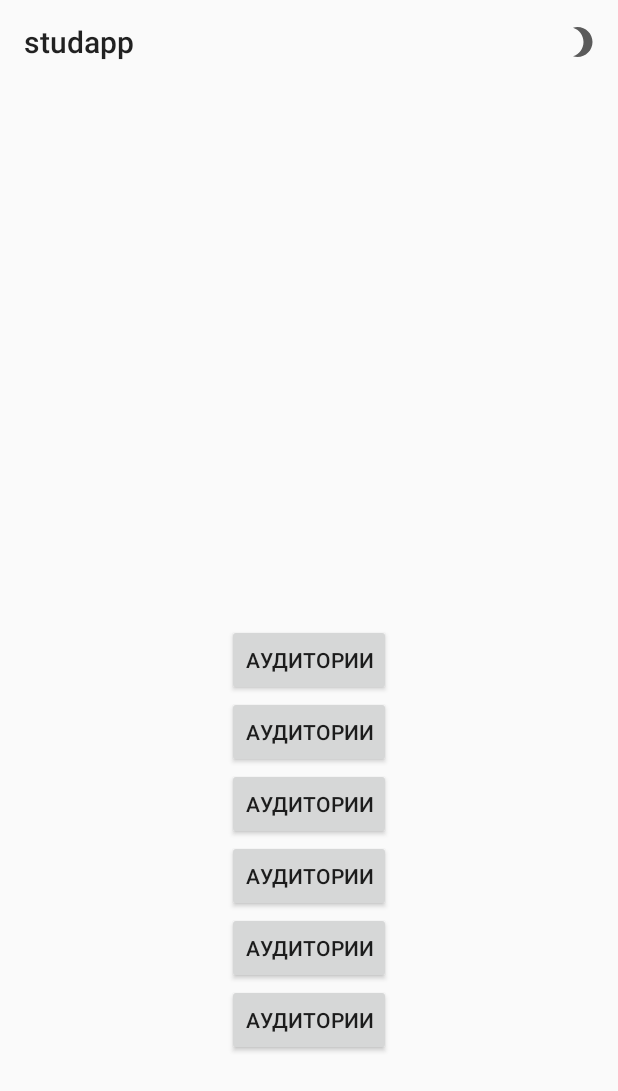
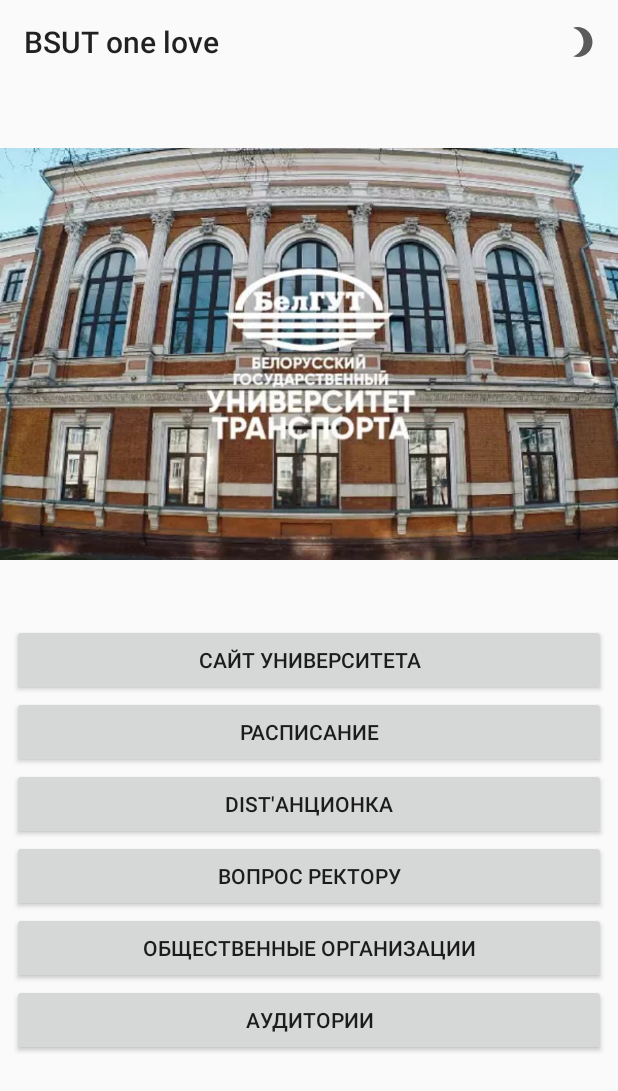
Before and after one commit to hghgrtut/BSUT_student_app, an Android app: the screen it shows after launch (MainActivity), on a phone screen of 412 x 824 dp. Shown: the top 1091 px of the screen. Run offline under Robolectric (Android 15) with nearby library versions, the phone set to English and light mode, and no system bars; our stand-ins replace navigation-ui.

Commit message:
release of MVP and CI

```diff
--- a/app/src/main/AndroidManifest.xml
+++ b/app/src/main/AndroidManifest.xml
@@ -5,11 +5,10 @@
     <application
         android:allowBackup="true"
         android:icon="@mipmap/ic_launcher"
-        android:label="@string/app_name"
+        android:label="@string/title_main_fragment"
         android:roundIcon="@mipmap/ic_launcher_round"
         android:supportsRtl="true"
         android:theme="@style/AppTheme">
-        <activity android:name=".SomeNavigableActivity"></activity>
         <activity android:name=".ui.activity.MainActivity">
             <intent-filter>
                 <action android:name="android.intent.action.MAIN" />
--- /dev/null
+++ b/app/src/main/java/by/bsut/studapp/constants/Urls.kt
@@ -0,0 +1,8 @@
+package by.bsut.studapp.constants
+
+const val BSUT_URL = "https://bsut.by"
+const val ENDPOINT_OBSCH_ORG = "/contacts/all/obsh-organiz"
+const val ENDPOINT_REKTOR_QUESTION = "/contacts/electronic-appeal-rector"
+const val ENDPOINT_TIMETABLE = "/timetable"
+
+const val DIST_URL = "http://dist.bsut.by/"
--- a/app/src/main/java/by/bsut/studapp/ui/main/MainFragment.kt
+++ b/app/src/main/java/by/bsut/studapp/ui/main/MainFragment.kt
@@ -1,11 +1,18 @@
 package by.bsut.studapp.ui.main
 
+import android.content.Intent
+import android.net.Uri
 import android.os.Bundle
 import android.view.View
 import android.widget.Button
 import androidx.fragment.app.Fragment
 import androidx.navigation.fragment.findNavController
 import by.bsut.studapp.R
+import by.bsut.studapp.constants.BSUT_URL
+import by.bsut.studapp.constants.DIST_URL
+import by.bsut.studapp.constants.ENDPOINT_OBSCH_ORG
+import by.bsut.studapp.constants.ENDPOINT_REKTOR_QUESTION
+import by.bsut.studapp.constants.ENDPOINT_TIMETABLE
 
 class MainFragment : Fragment(R.layout.main_fragment) {
     private val navController by lazy(LazyThreadSafetyMode.NONE) { findNavController() }
@@ -16,5 +23,33 @@ class MainFragment : Fragment(R.layout.main_fragment) {
         view.findViewById<Button>(R.id.go_to_auditories).setOnClickListener {
             navController.navigate(R.id.action_mainFragment_to_auditoriesFragment)
         }
+
+        view.findViewById<Button>(R.id.go_to_dist).setOnClickListener {
+            val intent = Intent(Intent.ACTION_VIEW).apply { data = Uri.parse(DIST_URL) }
+            startActivity(intent)
+        }
+
+        view.findViewById<Button>(R.id.go_to_obsch_org).setOnClickListener {
+            val intent = Intent(Intent.ACTION_VIEW).apply {
+                data = Uri.parse(BSUT_URL + ENDPOINT_OBSCH_ORG) }
+            startActivity(intent)
+        }
+
+        view.findViewById<Button>(R.id.go_to_rektor).setOnClickListener {
+            val intent = Intent(Intent.ACTION_VIEW).apply {
+                data = Uri.parse(BSUT_URL + ENDPOINT_REKTOR_QUESTION) }
+            startActivity(intent)
+        }
+
+        view.findViewById<Button>(R.id.go_to_site).setOnClickListener {
+            val intent = Intent(Intent.ACTION_VIEW).apply { data = Uri.parse(BSUT_URL) }
+            startActivity(intent)
+        }
+
+        view.findViewById<Button>(R.id.go_to_timetable).setOnClickListener {
+            val intent = Intent(Intent.ACTION_VIEW).apply {
+                data = Uri.parse(BSUT_URL + ENDPOINT_TIMETABLE) }
+            startActivity(intent)
+        }
     }
 }
--- a/app/src/main/res/layout/activity_main.xml
+++ b/app/src/main/res/layout/activity_main.xml
@@ -13,7 +13,7 @@
         app:layout_constraintEnd_toEndOf="parent"
         app:layout_constraintStart_toStartOf="parent"
         app:layout_constraintTop_toTopOf="parent">
-    </androidx.appcompat.widget.Toolbar>>
+    </androidx.appcompat.widget.Toolbar>
 
     <androidx.fragment.app.FragmentContainerView
         android:id="@+id/fragment_container_view"
--- a/app/src/main/res/layout/main_fragment.xml
+++ b/app/src/main/res/layout/main_fragment.xml
@@ -7,12 +7,19 @@
     android:layout_height="match_parent"
     tools:context=".ui.main.MainFragment">
 
+    <ImageView
+        android:layout_width="0dp"
+        android:layout_height="0dp"
+        android:src="@drawable/bsut_image"
+        app:layout_constraintBottom_toTopOf="@+id/go_to_site"
+        app:layout_constraintEnd_toEndOf="parent"
+        app:layout_constraintStart_toStartOf="parent"
+        app:layout_constraintTop_toTopOf="parent"/>
 
     <Button
         android:id="@+id/go_to_site"
-        android:layout_width="wrap_content"
-        android:layout_height="wrap_content"
-        android:text="@string/auditories"
+        android:text="@string/site"
+        style="@style/ButtonMainScreen"
         app:layout_constraintBottom_toBottomOf="parent"
         app:layout_constraintEnd_toEndOf="parent"
         app:layout_constraintStart_toStartOf="parent"
@@ -20,46 +27,42 @@
 
     <Button
         android:id="@+id/go_to_timetable"
-        android:layout_width="wrap_content"
-        android:layout_height="wrap_content"
-        android:text="@string/auditories"
+        style="@style/ButtonMainScreen"
+        android:text="@string/timetable"
         app:layout_constraintEnd_toEndOf="parent"
         app:layout_constraintStart_toStartOf="parent"
         app:layout_constraintTop_toBottomOf="@id/go_to_site" />
 
     <Button
         android:id="@+id/go_to_dist"
-        android:layout_width="wrap_content"
-        android:layout_height="wrap_content"
-        android:text="@string/auditories"
+        style="@style/ButtonMainScreen"
+        android:text="@string/dist"
         app:layout_constraintEnd_toEndOf="parent"
         app:layout_constraintStart_toStartOf="parent"
         app:layout_constraintTop_toBottomOf="@id/go_to_timetable" />
 
     <Button
         android:id="@+id/go_to_rektor"
-        android:layout_width="wrap_content"
-        android:layout_height="wrap_content"
-        android:text="@string/auditories"
+        style="@style/ButtonMainScreen"
+        android:text="@string/question_to_rector"
         app:layout_constraintEnd_toEndOf="parent"
         app:layout_constraintStart_toStartOf="parent"
         app:layout_constraintTop_toBottomOf="@id/go_to_dist" />
 
     <Button
         android:id="@+id/go_to_obsch_org"
-        android:layout_width="wrap_content"
-        android:layout_height="wrap_content"
-        android:text="@string/auditories"
+        style="@style/ButtonMainScreen"
+        android:text="@string/obsch_org"
         app:layout_constraintEnd_toEndOf="parent"
         app:layout_constraintStart_toStartOf="parent"
         app:layout_constraintTop_toBottomOf="@id/go_to_rektor" />
 
     <Button
         android:id="@+id/go_to_auditories"
-        android:layout_width="wrap_content"
-        android:layout_height="wrap_content"
+        style="@style/ButtonMainScreen"
         android:text="@string/auditories"
         app:layout_constraintEnd_toEndOf="parent"
         app:layout_constraintStart_toStartOf="parent"
         app:layout_constraintTop_toBottomOf="@id/go_to_obsch_org" />
+
 </androidx.constraintlayout.widget.ConstraintLayout>
--- a/app/src/main/res/navigation/nav_graph.xml
+++ b/app/src/main/res/navigation/nav_graph.xml
@@ -7,7 +7,7 @@
     <fragment
         android:id="@+id/mainFragment"
         android:name="by.bsut.studapp.ui.main.MainFragment"
-        android:label="MainFragment"
+        android:label="@string/title_main_fragment"
         tools:layout="@layout/main_fragment">
         <action
             android:id="@+id/action_mainFragment_to_auditoriesFragment"
@@ -16,6 +16,6 @@
     <fragment
         android:id="@+id/auditoriesFragment"
         android:name="by.bsut.studapp.ui.auditories.AuditoriesFragment"
-        android:label="AuditoriesFragment"
+        android:label="@string/title_auditories_fragment"
         tools:layout="@layout/auditories_fragment"/>
 </navigation>
--- /dev/null
+++ b/app/src/main/res/values/dimens.xml
@@ -0,0 +1,4 @@
+<?xml version="1.0" encoding="utf-8"?>
+<resources>
+    <dimen name="horizontalPadding">8dp</dimen>
+</resources>
--- a/app/src/main/res/values/strings.xml
+++ b/app/src/main/res/values/strings.xml
@@ -2,7 +2,13 @@
     <string name="app_name">studapp</string>
     <string name="auditories">Аудитории</string>
     <string name="changeTheme">Сменить тему</string>
-    <string name="dist">Dist'анционка</string>
+    <string name="dist">Dist\'анционка</string>
+    <string name="question_to_rector">Вопрос ректору</string>
+    <string name="obsch_org">Общественные организации</string>
     <string name="site">Сайт университета</string>
     <string name="timetable">Расписание</string>
+
+    <!-- Fragment titles -->
+    <string name="title_auditories_fragment">Схема аудиторий</string>
+    <string name="title_main_fragment">BSUT one love</string>
 </resources>
--- a/app/src/main/res/values/styles.xml
+++ b/app/src/main/res/values/styles.xml
@@ -2,4 +2,10 @@
     <!-- Base application theme. -->
     <style name="AppTheme" parent="Theme.AppCompat.DayNight.NoActionBar"/>
 
+    <style name="ButtonMainScreen">
+        <item name="android:layout_height">wrap_content</item>
+        <item name="android:layout_width">0dp</item>
+        <item name="android:layout_marginLeft">@dimen/horizontalPadding</item>
+        <item name="android:layout_marginRight">@dimen/horizontalPadding</item>
+    </style>
 </resources>
```
Also changed, not shown: app/src/main/res/drawable/bsut_image.webp (added), 1 other file.
